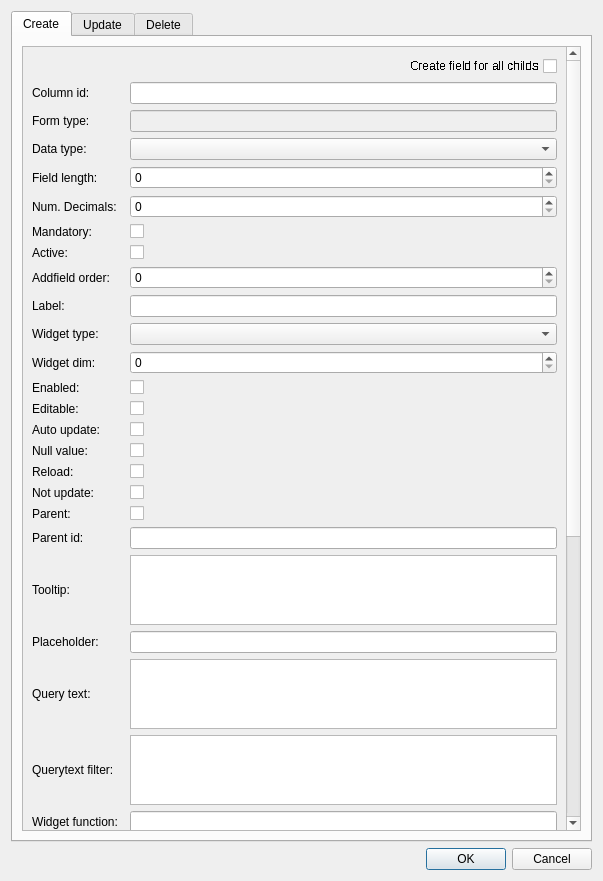
This is ui/manage_addfields.ui in Giswater/giswater_qgis_plugin as Qt 5 draws it before an edit. The edited form follows.
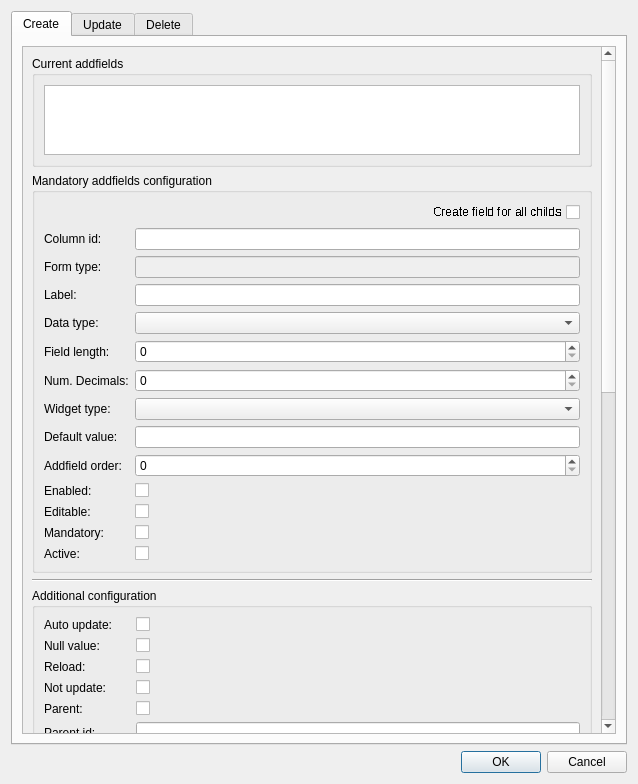
This is the edited form.

Commit message: create ui for new buttons

The edit to the form file:
```diff
--- a/ui/manage_addfields.ui
+++ b/ui/manage_addfields.ui
@@ -6,8 +6,8 @@
    <rect>
     <x>0</x>
     <y>0</y>
-    <width>603</width>
-    <height>881</height>
+    <width>638</width>
+    <height>784</height>
    </rect>
   </property>
   <property name="windowTitle">
@@ -55,7 +55,7 @@
        <string>Create</string>
       </attribute>
       <layout class="QGridLayout" name="gridLayout">
-       <item row="1" column="0">
+       <item row="0" column="0">
         <widget class="QScrollArea" name="scrollArea_2">
          <property name="widgetResizable">
           <bool>true</bool>
@@ -64,87 +64,36 @@
           <property name="geometry">
            <rect>
             <x>0</x>
-            <y>0</y>
-            <width>530</width>
-            <height>1418</height>
+            <y>-427</y>
+            <width>565</width>
+            <height>1541</height>
            </rect>
           </property>
-          <layout class="QGridLayout" name="gridLayout_9">
-           <item row="1" column="2">
-            <widget class="QLineEdit" name="column_id"/>
-           </item>
-           <item row="2" column="2">
-            <widget class="QLineEdit" name="formtype">
-             <property name="enabled">
-              <bool>false</bool>
+          <layout class="QVBoxLayout" name="verticalLayout">
+           <item>
+            <widget class="QGroupBox" name="group_current_addfields">
+             <property name="title">
+              <string>Current addfields</string>
              </property>
-             <property name="text">
-              <string/>
-             </property>
-            </widget>
-           </item>
-           <item row="43" column="2">
-            <widget class="QLineEdit" name="action_function"/>
-           </item>
-           <item row="26" column="2">
-            <widget class="QCheckBox" name="isautoupdate">
-             <property name="text">
-              <string/>
-             </property>
+             <layout class="QGridLayout" name="gridLayout_3">
+              <item row="0" column="0">
+               <widget class="QTableView" name="current_addfields"/>
+              </item>
+             </layout>
             </widget>
            </item>
-           <item row="16" column="0">
-            <widget class="QLabel" name="lbl_61">
-             <property name="text">
-              <string>Widget dim:</string>
+           <item>
+            <widget class="QGroupBox" name="groupBox_2">
+             <property name="title">
+              <string>Mandatory addfields configuration</string>
              </property>
-            </widget>
-           </item>
-           <item row="45" column="0">
-            <widget class="QLabel" name="lbl_78">
+             <layout class="QVBoxLayout" name="verticalLayout_3">
+              <item>
+               <layout class="QGridLayout" name="gridLayout_6">
+                <item row="3" column="0">
+                 <widget class="QLabel" name="lbl_72">
              <property name="text">
-              <string>Stylesheet:</string>
-             </property>
-            </widget>
-           </item>
-           <item row="52" column="0">
-            <widget class="QLabel" name="lbl_80">
-             <property name="text">
-              <string>Editability:</string>
-             </property>
-            </widget>
-           </item>
-           <item row="48" column="0">
-            <widget class="QLabel" name="lbl_76">
-             <property name="text">
-              <string>Typeahead:</string>
-             </property>
-            </widget>
-           </item>
-           <item row="41" column="2">
-            <widget class="QLineEdit" name="widgetfunction"/>
-           </item>
-           <item row="4" column="0">
-            <widget class="QLabel" name="lbl_73">
-             <property name="text">
-              <string>Data type:</string>
-             </property>
-            </widget>
-           </item>
-           <item row="14" column="2">
-            <widget class="QComboBox" name="widgettype"/>
-           </item>
-           <item row="43" column="0">
-            <widget class="QLabel" name="lbl_66">
-             <property name="text">
-              <string>Action function:</string>
-             </property>
-            </widget>
-           </item>
-           <item row="26" column="0">
-            <widget class="QLabel" name="lbl_63">
-             <property name="text">
-              <string>Auto update:</string>
+                   <string>Label:</string>
              </property>
             </widget>
            </item>
@@ -155,57 +104,20 @@
              </property>
             </widget>
            </item>
-           <item row="41" column="0">
-            <widget class="QLabel" name="lbl_67">
-             <property name="text">
-              <string>Widget function:</string>
-             </property>
-            </widget>
-           </item>
-           <item row="35" column="0">
-            <widget class="QLabel" name="lbl_65">
+                <item row="3" column="1">
+                 <widget class="QLineEdit" name="label"/>
+                </item>
+                <item row="4" column="0">
+                 <widget class="QLabel" name="lbl_73">
              <property name="text">
-              <string>Query text:</string>
+                   <string>Data type:</string>
              </property>
             </widget>
            </item>
-           <item row="1" column="0">
-            <widget class="QLabel" name="lbl_2">
-             <property name="text">
-              <string>Column id:</string>
-             </property>
-            </widget>
-           </item>
-           <item row="14" column="0">
-            <widget class="QLabel" name="lbl_71">
-             <property name="text">
-              <string>Widget type:</string>
-             </property>
-            </widget>
-           </item>
-           <item row="50" column="0">
-            <widget class="QLabel" name="lbl_79">
-             <property name="text">
-              <string>List filter param:</string>
-             </property>
-            </widget>
-           </item>
-           <item row="48" column="2">
-            <widget class="QPlainTextEdit" name="typeahead"/>
-           </item>
-           <item row="52" column="2">
-            <widget class="QPlainTextEdit" name="editability"/>
-           </item>
-           <item row="50" column="2">
-            <widget class="QPlainTextEdit" name="listfilterparam"/>
-           </item>
-           <item row="35" column="2">
-            <widget class="QPlainTextEdit" name="dv_querytext"/>
-           </item>
-           <item row="4" column="2">
+                <item row="4" column="1">
             <widget class="QComboBox" name="datatype"/>
            </item>
-           <item row="0" column="2">
+                <item row="0" column="1">
             <widget class="QCheckBox" name="chk_multi_insert">
              <property name="font">
               <font>
@@ -220,214 +132,345 @@
              </property>
             </widget>
            </item>
-           <item row="9" column="2">
+                <item row="1" column="0">
+                 <widget class="QLabel" name="lbl_2">
+                  <property name="text">
+                   <string>Column id:</string>
+                  </property>
+                 </widget>
+                </item>
+                <item row="2" column="1">
+                 <widget class="QLineEdit" name="formtype">
+                  <property name="enabled">
+                   <bool>false</bool>
+                  </property>
+                  <property name="text">
+                   <string/>
+                  </property>
+                 </widget>
+                </item>
+                <item row="1" column="1">
+                 <widget class="QLineEdit" name="column_id"/>
+                </item>
+                <item row="5" column="0">
+                 <widget class="QLabel" name="lbl_60">
+                  <property name="text">
+                   <string>Field length:</string>
+                  </property>
+                 </widget>
+                </item>
+                <item row="6" column="1">
             <widget class="QSpinBox" name="num_decimals"/>
            </item>
-           <item row="9" column="0">
+                <item row="7" column="0">
+                 <widget class="QLabel" name="lbl_71">
+                  <property name="text">
+                   <string>Widget type:</string>
+                  </property>
+                 </widget>
+                </item>
+                <item row="7" column="1">
+                 <widget class="QComboBox" name="widgettype"/>
+                </item>
+                <item row="5" column="1">
+                 <widget class="QSpinBox" name="field_length"/>
+                </item>
+                <item row="6" column="0">
             <widget class="QLabel" name="lbl_58">
              <property name="text">
               <string>Num. Decimals:</string>
              </property>
             </widget>
            </item>
-           <item row="21" column="0">
+                <item row="13" column="1">
+                 <widget class="QCheckBox" name="iseditable">
+                  <property name="text">
+                   <string/>
+                  </property>
+                 </widget>
+                </item>
+                <item row="15" column="1">
+                 <widget class="QCheckBox" name="active">
+                  <property name="text">
+                   <string/>
+                  </property>
+                 </widget>
+                </item>
+                <item row="12" column="0">
             <widget class="QLabel" name="lbl_74">
              <property name="text">
               <string>Enabled:</string>
              </property>
             </widget>
            </item>
-           <item row="6" column="2">
-            <widget class="QSpinBox" name="field_length"/>
-           </item>
-           <item row="6" column="0">
-            <widget class="QLabel" name="lbl_60">
+                <item row="12" column="1">
+                 <widget class="QCheckBox" name="isenabled">
              <property name="text">
-              <string>Field length:</string>
+                   <string/>
              </property>
             </widget>
            </item>
            <item row="13" column="0">
-            <widget class="QLabel" name="lbl_72">
-             <property name="text">
-              <string>Label:</string>
-             </property>
-            </widget>
-           </item>
-           <item row="22" column="0">
             <widget class="QLabel" name="lbl_56">
              <property name="text">
               <string>Editable:</string>
              </property>
             </widget>
            </item>
-           <item row="10" column="0">
+                <item row="14" column="0">
             <widget class="QLabel" name="lbl_59">
              <property name="text">
               <string>Mandatory:</string>
              </property>
             </widget>
            </item>
-           <item row="32" column="0">
-            <widget class="QLabel" name="lbl_68">
+                <item row="14" column="1">
+                 <widget class="QCheckBox" name="ismandatory">
              <property name="text">
-              <string>Parent id:</string>
+                   <string/>
              </property>
             </widget>
            </item>
-           <item row="13" column="2">
-            <widget class="QLineEdit" name="label"/>
-           </item>
-           <item row="30" column="0">
-            <widget class="QLabel" name="lbl_62">
+                <item row="15" column="0">
+                 <widget class="QLabel" name="lbl_89">
              <property name="text">
-              <string>Parent:</string>
+                   <string>Active:</string>
              </property>
             </widget>
            </item>
-           <item row="36" column="2">
-            <widget class="QPlainTextEdit" name="dv_querytext_filterc"/>
-           </item>
-           <item row="36" column="0">
-            <widget class="QLabel" name="lbl_64">
+                <item row="11" column="0">
+                 <widget class="QLabel" name="lbl_90">
              <property name="text">
-              <string>Querytext filter:</string>
+                   <string>Addfield order:</string>
              </property>
             </widget>
            </item>
-           <item row="12" column="2">
+                <item row="11" column="1">
             <widget class="QSpinBox" name="orderby"/>
            </item>
-           <item row="30" column="2">
-            <widget class="QCheckBox" name="isparent">
+                <item row="8" column="1">
+                 <widget class="QLineEdit" name="default_value"/>
+                </item>
+                <item row="8" column="0">
+                 <widget class="QLabel" name="lbl_default_value">
              <property name="text">
+                   <string>Default value:</string>
+                  </property>
+                 </widget>
+                </item>
+               </layout>
+              </item>
+             </layout>
+            </widget>
+           </item>
+           <item>
+            <widget class="Line" name="line">
+             <property name="orientation">
+              <enum>Qt::Horizontal</enum>
+             </property>
+            </widget>
+           </item>
+           <item>
+            <widget class="QGroupBox" name="groupBox">
+             <property name="title">
+              <string>Additional configuration</string>
+             </property>
+             <layout class="QVBoxLayout" name="verticalLayout_2">
+              <item>
+               <layout class="QGridLayout" name="gridLayout_7">
+                <item row="3" column="1">
+                 <widget class="QCheckBox" name="dv_isnullvalue">
+                  <property name="text">
               <string/>
              </property>
             </widget>
            </item>
-           <item row="27" column="0">
-            <widget class="QLabel" name="lbl_69">
+                <item row="2" column="1">
+                 <widget class="QCheckBox" name="isautoupdate">
              <property name="text">
-              <string>Null value:</string>
+                   <string/>
              </property>
             </widget>
            </item>
-           <item row="32" column="2">
+                <item row="2" column="0">
+                 <widget class="QLabel" name="lbl_63">
+                  <property name="text">
+                   <string>Auto update:</string>
+                  </property>
+                 </widget>
+                </item>
+                <item row="7" column="1">
             <widget class="QLineEdit" name="dv_parent_id"/>
            </item>
-           <item row="21" column="2">
-            <widget class="QCheckBox" name="isenabled">
-             <property name="text">
-              <string/>
-             </property>
-            </widget>
-           </item>
-           <item row="33" column="2">
+                <item row="8" column="1">
             <widget class="QPlainTextEdit" name="tooltip"/>
            </item>
-           <item row="10" column="2">
-            <widget class="QCheckBox" name="ismandatory">
-             <property name="text">
-              <string/>
-             </property>
-            </widget>
-           </item>
-           <item row="27" column="2">
-            <widget class="QCheckBox" name="dv_isnullvalue">
+                <item row="11" column="1">
+                 <widget class="QPlainTextEdit" name="dv_querytext"/>
+                </item>
+                <item row="3" column="0">
+                 <widget class="QLabel" name="lbl_69">
              <property name="text">
-              <string/>
+                   <string>Null value:</string>
              </property>
             </widget>
            </item>
-           <item row="22" column="2">
-            <widget class="QCheckBox" name="iseditable">
+                <item row="13" column="1">
+                 <widget class="QLineEdit" name="widgetfunction"/>
+                </item>
+                <item row="10" column="0">
+                 <widget class="QLabel" name="lbl_57">
              <property name="text">
-              <string/>
+                   <string>Placeholder:</string>
              </property>
             </widget>
            </item>
-           <item row="33" column="0">
+                <item row="8" column="0">
             <widget class="QLabel" name="lbl_55">
              <property name="text">
               <string>Tooltip:</string>
              </property>
             </widget>
            </item>
-           <item row="45" column="2">
-            <widget class="QPlainTextEdit" name="stylesheet"/>
-           </item>
-           <item row="16" column="2">
-            <widget class="QSpinBox" name="widgetdim"/>
-           </item>
-           <item row="28" column="0">
+                <item row="4" column="0">
             <widget class="QLabel" name="lbl_75">
              <property name="text">
               <string>Reload:</string>
              </property>
             </widget>
            </item>
-           <item row="34" column="2">
+                <item row="10" column="1">
             <widget class="QLineEdit" name="placeholder"/>
            </item>
-           <item row="34" column="0">
-            <widget class="QLabel" name="lbl_57">
-             <property name="text">
-              <string>Placeholder:</string>
-             </property>
-            </widget>
-           </item>
-           <item row="28" column="2">
-            <widget class="QCheckBox" name="isreload">
-             <property name="text">
-              <string/>
-             </property>
-            </widget>
-           </item>
-           <item row="11" column="0">
-            <widget class="QLabel" name="lbl_89">
-             <property name="text">
-              <string>Active:</string>
-             </property>
-            </widget>
-           </item>
-           <item row="11" column="2">
-            <widget class="QCheckBox" name="active">
-             <property name="text">
-              <string/>
-             </property>
-            </widget>
-           </item>
-           <item row="12" column="0">
-            <widget class="QLabel" name="lbl_90">
-             <property name="text">
-              <string>Addfield order:</string>
-             </property>
-            </widget>
-           </item>
-           <item row="54" column="0" colspan="3">
-            <widget class="QGroupBox" name="group_current_addfields">
-             <property name="title">
-              <string>Current addfields</string>
-             </property>
-             <layout class="QGridLayout" name="gridLayout_3">
-              <item row="0" column="0">
-               <widget class="QTableView" name="current_addfields"/>
-              </item>
-             </layout>
-            </widget>
-           </item>
-           <item row="29" column="0">
+                <item row="5" column="0">
             <widget class="QLabel" name="lbl_77">
              <property name="text">
               <string>Not update:</string>
              </property>
             </widget>
            </item>
-           <item row="29" column="2">
+                <item row="14" column="0">
+                 <widget class="QLabel" name="lbl_66">
+                  <property name="text">
+                   <string>Action function:</string>
+                  </property>
+                 </widget>
+                </item>
+                <item row="4" column="1">
+                 <widget class="QCheckBox" name="isreload">
+                  <property name="text">
+                   <string/>
+                  </property>
+                 </widget>
+                </item>
+                <item row="5" column="1">
             <widget class="QCheckBox" name="isnotupdate">
              <property name="text">
               <string/>
              </property>
+                 </widget>
+                </item>
+                <item row="11" column="0">
+                 <widget class="QLabel" name="lbl_65">
+                  <property name="text">
+                   <string>Query text:</string>
+                  </property>
+                 </widget>
+                </item>
+                <item row="6" column="0">
+                 <widget class="QLabel" name="lbl_62">
+                  <property name="text">
+                   <string>Parent:</string>
+                  </property>
+                 </widget>
+                </item>
+                <item row="6" column="1">
+                 <widget class="QCheckBox" name="isparent">
+                  <property name="text">
+                   <string/>
+                  </property>
+                 </widget>
+                </item>
+                <item row="17" column="0">
+                 <widget class="QLabel" name="lbl_79">
+                  <property name="text">
+                   <string>List filter param:</string>
+                  </property>
+                 </widget>
+                </item>
+                <item row="18" column="0">
+                 <widget class="QLabel" name="lbl_80">
+                  <property name="text">
+                   <string>Editability:</string>
+                  </property>
+                 </widget>
+                </item>
+                <item row="15" column="0">
+                 <widget class="QLabel" name="lbl_78">
+                  <property name="text">
+                   <string>Stylesheet:</string>
+                  </property>
+                 </widget>
+                </item>
+                <item row="12" column="0">
+                 <widget class="QLabel" name="lbl_64">
+                  <property name="text">
+                   <string>Querytext filter:</string>
+                  </property>
+                 </widget>
+                </item>
+                <item row="7" column="0">
+                 <widget class="QLabel" name="lbl_68">
+                  <property name="text">
+                   <string>Parent id:</string>
+                  </property>
+                 </widget>
+                </item>
+                <item row="16" column="0">
+                 <widget class="QLabel" name="lbl_76">
+                  <property name="text">
+                   <string>Typeahead:</string>
+                  </property>
+                 </widget>
+                </item>
+                <item row="16" column="1">
+                 <widget class="QPlainTextEdit" name="typeahead"/>
+                </item>
+                <item row="17" column="1">
+                 <widget class="QPlainTextEdit" name="listfilterparam"/>
+                </item>
+                <item row="18" column="1">
+                 <widget class="QPlainTextEdit" name="editability"/>
+                </item>
+                <item row="12" column="1">
+                 <widget class="QPlainTextEdit" name="dv_querytext_filterc"/>
+                </item>
+                <item row="13" column="0">
+                 <widget class="QLabel" name="lbl_67">
+                  <property name="text">
+                   <string>Widget function:</string>
+                  </property>
+                 </widget>
+                </item>
+                <item row="14" column="1">
+                 <widget class="QLineEdit" name="action_function"/>
+                </item>
+                <item row="15" column="1">
+                 <widget class="QPlainTextEdit" name="stylesheet"/>
+                </item>
+                <item row="9" column="0">
+                 <widget class="QLabel" name="lbl_61">
+                  <property name="text">
+                   <string>Widget dim:</string>
+                  </property>
+                 </widget>
+                </item>
+                <item row="9" column="1">
+                 <widget class="QSpinBox" name="widgetdim"/>
+                </item>
+               </layout>
+              </item>
+             </layout>
             </widget>
            </item>
           </layout>
```
Lines whose indentation alone changed are shown as unchanged. The commit also changes 5 other files.
